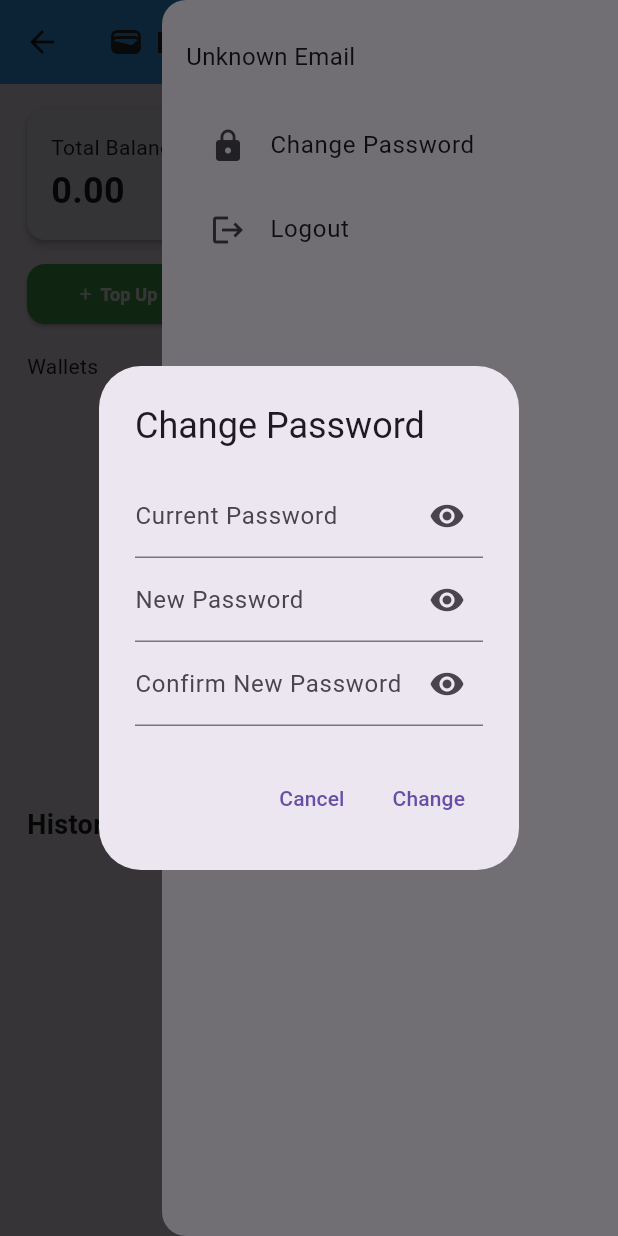
After one commit to kaiichun/buybit-crypto-wallet, a Flutter app: the WalletScreen screen opened directly, after a tap on the "settings" icon, after a tap on "Change Password", on a phone screen of 412 x 824 dp. The commit adds this screen. Run offline on Flutter 3.47's test engine with Material 3 defaults, Android fonts, the phone set to English and light mode, and no system bars; our stand-ins replace cloud_firestore, firebase_auth, firebase_core, flutter_local_notifications, permission_handler, syncfusion_flutter_charts; accounts and stored records are empty; network calls fail.

Commit message:
change password and logout

```diff
--- a/lib/main.dart
+++ b/lib/main.dart
@@ -1,4 +1,5 @@
 import 'package:buybit/data/api/auth_service.dart';
+import 'package:buybit/data/provider/auth_provider.dart';
 import 'package:buybit/data/provider/favorite_coin_provider.dart';
 import 'package:buybit/data/provider/wallet_provider.dart';
 import 'package:buybit/data/api/notification_service.dart';
@@ -35,6 +36,9 @@ class BuyBitApp extends StatelessWidget {
         ChangeNotifierProvider<FavoriteCoinProvider>(
           create: (_) => FavoriteCoinProvider(),
         ),
+        ChangeNotifierProvider<UserProvider>(
+          create: (_) => UserProvider(),
+        ),
       ],
       child: MaterialApp(
         title: 'BuyBit',
--- /dev/null
+++ b/lib/screens/drawer_screen.dart
@@ -0,0 +1,214 @@
+import 'package:buybit/data/api/auth_service.dart';
+import 'package:buybit/data/provider/auth_provider.dart';
+import 'package:flutter/material.dart';
+import 'package:provider/provider.dart';
+
+class AccountDrawer extends StatefulWidget {
+  const AccountDrawer({super.key});
+  @override
+  _AccountDrawerState createState() => _AccountDrawerState();
+}
+
+class _AccountDrawerState extends State<AccountDrawer> {
+  bool isEditing = false;
+  late TextEditingController nameController;
+  late TextEditingController currentPasswordController;
+  late TextEditingController newPasswordController;
+  late TextEditingController confirmPasswordController;
+  bool _obscureCurrentPassword = true;
+  bool _obscureNewPassword = true;
+  bool _obscureConfirmPassword = true;
+
+  @override
+  void initState() {
+    super.initState();
+    final userProvider = Provider.of<UserProvider>(context, listen: false);
+    nameController = TextEditingController(text: userProvider.userName);
+    currentPasswordController = TextEditingController();
+    newPasswordController = TextEditingController();
+    confirmPasswordController = TextEditingController();
+  }
+
+  @override
+  void dispose() {
+    nameController.dispose();
+    currentPasswordController.dispose();
+    newPasswordController.dispose();
+    confirmPasswordController.dispose();
+    super.dispose();
+  }
+
+  void _togglePasswordVisibility(String field) {
+    setState(() {
+      switch (field) {
+        case 'current':
+          _obscureCurrentPassword = !_obscureCurrentPassword;
+          break;
+        case 'new':
+          _obscureNewPassword = !_obscureNewPassword;
+          break;
+        case 'confirm':
+          _obscureConfirmPassword = !_obscureConfirmPassword;
+          break;
+      }
+    });
+  }
+
+  @override
+  Widget build(BuildContext context) {
+    final userProvider = Provider.of<UserProvider>(context);
+
+    return Drawer(
+      child: Padding(
+        padding: const EdgeInsets.all(16.0),
+        child: Column(
+          crossAxisAlignment: CrossAxisAlignment.start,
+          children: [
+            const SizedBox(height: 10),
+            Text(
+              userProvider.user?.email ?? 'Unknown Email',
+              style: const TextStyle(fontSize: 16),
+            ),
+            const SizedBox(height: 20),
+            ListTile(
+              leading: const Icon(Icons.lock),
+              title: const Text('Change Password'),
+              onTap: () {
+                _showChangePasswordDialog(context);
+              },
+            ),
+            ListTile(
+              leading: const Icon(Icons.logout),
+              title: const Text('Logout'),
+              onTap: () {
+                userProvider.logout();
+                Navigator.of(context).pushReplacementNamed('/login');
+              },
+            ),
+          ],
+        ),
+      ),
+    );
+  }
+
+  void _showChangePasswordDialog(BuildContext context) {
+    final authService = Provider.of<AuthService>(context, listen: false);
+
+    showDialog(
+      context: context,
+      builder: (context) {
+        return AlertDialog(
+          title: const Text('Change Password'),
+          content: StatefulBuilder(
+            builder: (context, setState) {
+              return Column(
+                mainAxisSize: MainAxisSize.min,
+                children: [
+                  TextField(
+                    controller: currentPasswordController,
+                    obscureText: _obscureCurrentPassword,
+                    decoration: InputDecoration(
+                      labelText: 'Current Password',
+                      suffixIcon: IconButton(
+                        icon: Icon(
+                          _obscureCurrentPassword
+                              ? Icons.visibility
+                              : Icons.visibility_off,
+                        ),
+                        onPressed: () {
+                          setState(() {
+                            _togglePasswordVisibility('current');
+                          });
+                        },
+                      ),
+                    ),
+                  ),
+                  TextField(
+                    controller: newPasswordController,
+                    obscureText: _obscureNewPassword,
+                    decoration: InputDecoration(
+                      labelText: 'New Password',
+                      suffixIcon: IconButton(
+                        icon: Icon(
+                          _obscureNewPassword
+                              ? Icons.visibility
+                              : Icons.visibility_off,
+                        ),
+                        onPressed: () {
+                          setState(() {
+                            _togglePasswordVisibility('new');
+                          });
+                        },
+                      ),
+                    ),
+                  ),
+                  TextField(
+                    controller: confirmPasswordController,
+                    obscureText: _obscureConfirmPassword,
+                    decoration: InputDecoration(
+                      labelText: 'Confirm New Password',
+                      suffixIcon: IconButton(
+                        icon: Icon(
+                          _obscureConfirmPassword
+                              ? Icons.visibility
+                              : Icons.visibility_off,
+                        ),
+                        onPressed: () {
+                          setState(() {
+                            _togglePasswordVisibility('confirm');
+                          });
+                        },
+                      ),
+                    ),
+                  ),
+                ],
+              );
+            },
+          ),
+          actions: [
+            TextButton(
+              onPressed: () {
+                Navigator.of(context).pop();
+              },
+              child: const Text('Cancel'),
+            ),
+            TextButton(
+              onPressed: () async {
+                if (newPasswordController.text != confirmPasswordController.text) {
+                  ScaffoldMessenger.of(context).showSnackBar(const SnackBar(
+                    content: Text('New password and confirmation do not match.'),
+                  ));
+                  return;
+                }
+
+                final isCurrentPasswordValid = await authService
+                    .verifyCurrentPassword(currentPasswordController.text);
+                if (isCurrentPasswordValid) {
+                  final success = await authService.changePassword(
+                    currentPasswordController.text,
+                    newPasswordController.text,
+                  );
+                  if (success) {
+                    Navigator.of(context).pop();
+                    ScaffoldMessenger.of(context).showSnackBar(const SnackBar(
+                      content: Text('Password changed successfully!'),
+                    ));
+                  } else {
+                    ScaffoldMessenger.of(context).showSnackBar(const SnackBar(
+                      content: Text('Failed to change password.'),
+                    ));
+                  }
+                } else {
+                  ScaffoldMessenger.of(context).showSnackBar(const SnackBar(
+                    content: Text('Current password is incorrect.'),
+                  ));
+                }
+              },
+              child: const Text('Change'),
+            ),
+          ],
+        );
+      },
+    );
+  }
+}
--- a/lib/screens/wallet_screen.dart
+++ b/lib/screens/wallet_screen.dart
@@ -4,6 +4,7 @@ import 'package:buybit/data/provider/wallet_provider.dart';
 import 'package:buybit/data/repository/wallet_history_repository.dart';
 import 'package:buybit/data/repository/wallet_repository.dart';
 import 'package:buybit/data/api/notification_service.dart';
+import 'package:buybit/screens/drawer_screen.dart';
 import 'package:flutter/material.dart';
 import 'package:flutter/services.dart';
 import 'package:provider/provider.dart';
@@ -24,6 +25,7 @@ class _WalletScreenState extends State<WalletScreen> {
   String selectedFilter = 'All';
   bool isWalletsLoading = true;
   bool isHistoryLoading = true;
+  final GlobalKey<ScaffoldState> _scaffoldKey = GlobalKey<ScaffoldState>();
 
   @override
   void initState() {
@@ -220,6 +222,7 @@ class _WalletScreenState extends State<WalletScreen> {
   Widget build(BuildContext context) {
     walletProvider = Provider.of<WalletProvider>(context);
     return Scaffold(
+      key: _scaffoldKey,
       appBar: AppBar(
         backgroundColor: const Color.fromARGB(255, 58, 166, 254),
         title: const Row(
@@ -239,7 +242,19 @@ class _WalletScreenState extends State<WalletScreen> {
             ),
           ],
         ),
+        actions: [
+          IconButton(
+            icon: const Icon(
+              Icons.settings,
+              color: Color.fromARGB(255, 41, 41, 41),
+            ),
+            onPressed: () {
+              _scaffoldKey.currentState?.openEndDrawer();
+            },
+          ),
+        ],
       ),
+      endDrawer: const AccountDrawer(),
       body: Column(
         children: [
           Padding(
```
Also changed, not shown: lib/data/api/auth_service.dart (+42 -0 lines), lib/screens/home_screen.dart (+0 -14 lines).
